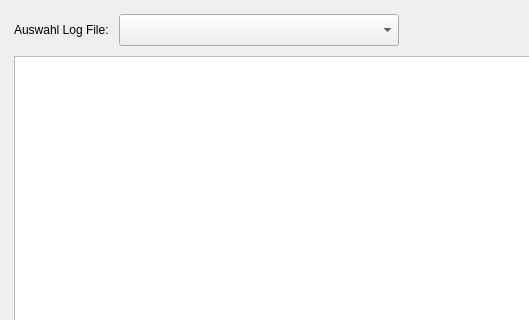
First picture: the form in Structure/GUI/Window_Starfield_Log_Files.ui, repository Looking4Git/Starfield_LOH, before the edit; both pictures show x 0 to 529 and y 0 to 320 of the 920 by 620 pixel window.
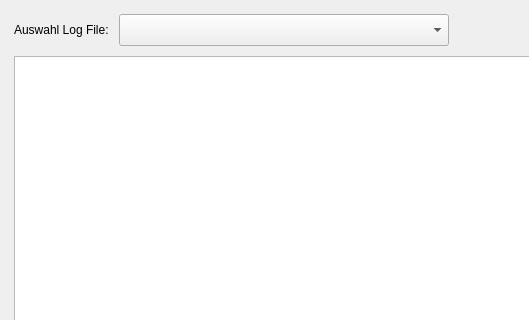
Second picture: the form after the edit.

```diff
--- a/Structure/GUI/Window_Starfield_Log_Files.ui
+++ b/Structure/GUI/Window_Starfield_Log_Files.ui
@@ -45,13 +45,13 @@
       <widget class="QComboBox" name="combo_log_files">
        <property name="minimumSize">
         <size>
-         <width>280</width>
+         <width>330</width>
          <height>32</height>
         </size>
        </property>
        <property name="maximumSize">
         <size>
-         <width>280</width>
+         <width>330</width>
          <height>32</height>
         </size>
        </property>
```
